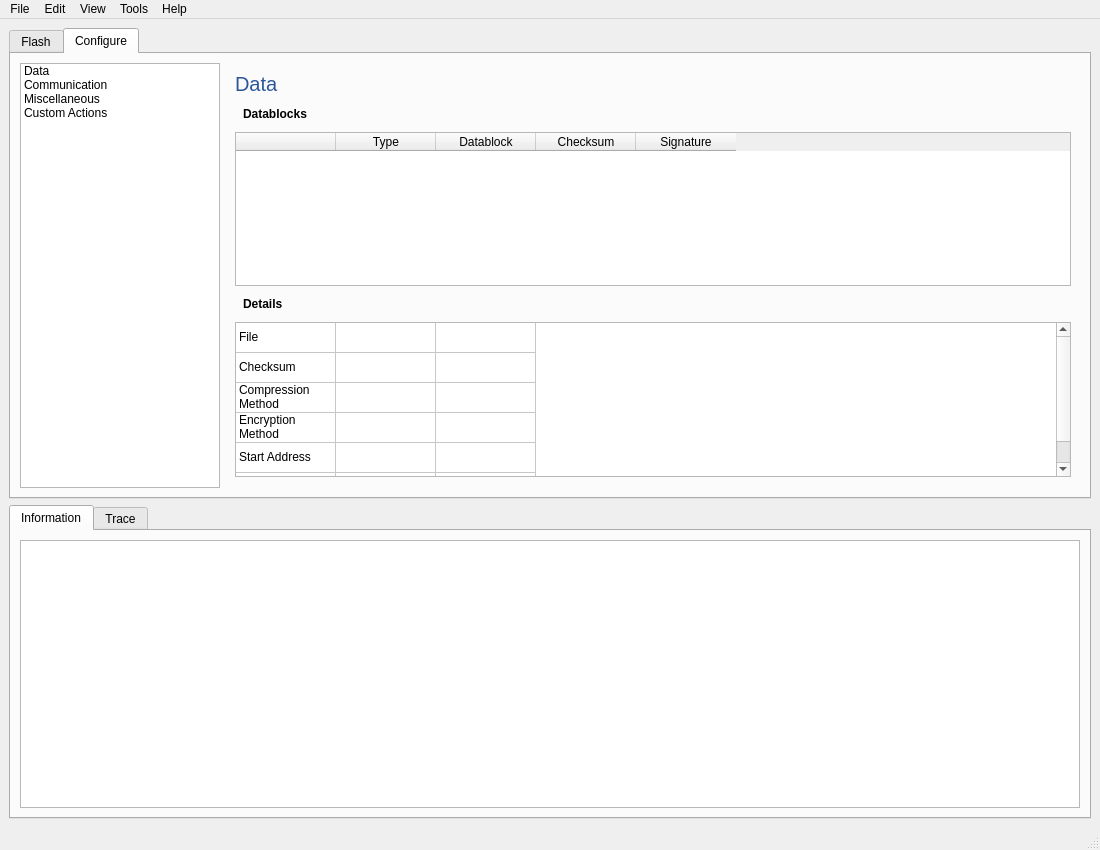
Old version of the form gui/main_window.ui in the repository phuctm012/ECU-Flashing-Tool.
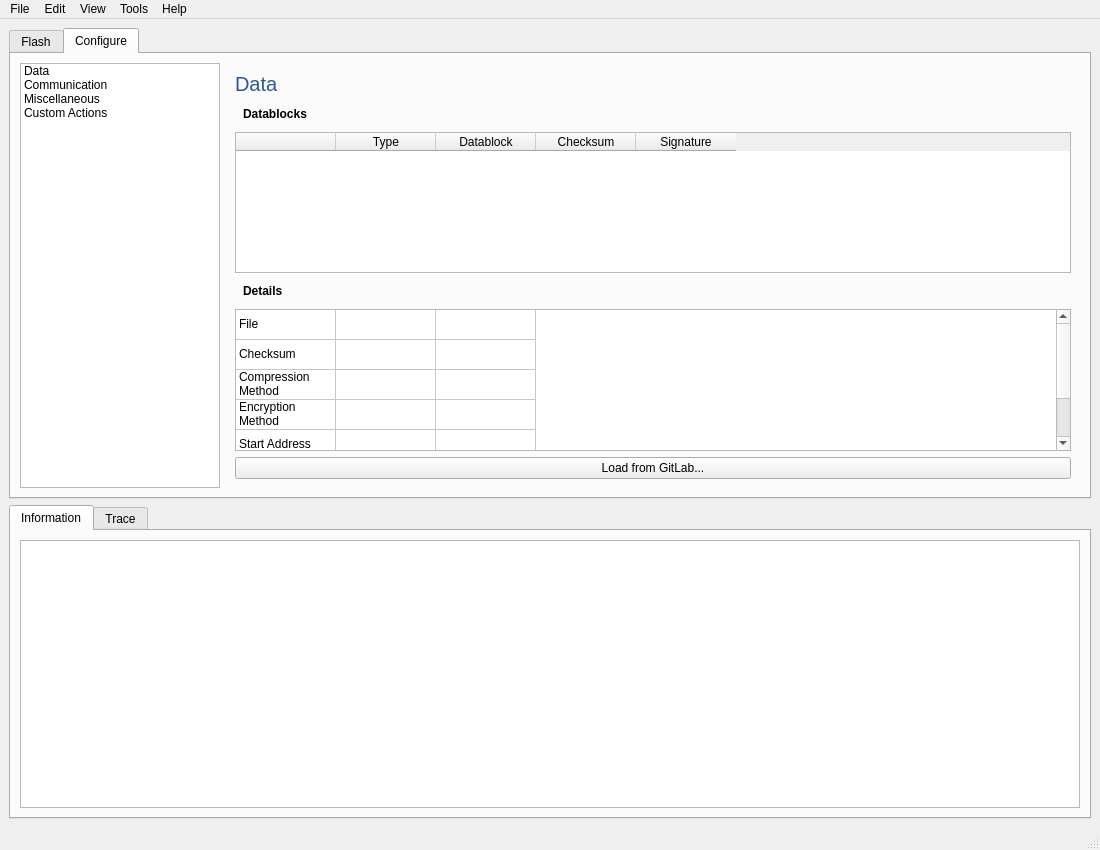
New version of the form. The open tabs and pages were chosen to show the change.

Commit message: Add Load from GitLab entry-point widgets (File menu action + Data page button, unwired)

Diff of the .ui file:
```diff
--- a/gui/main_window.ui
+++ b/gui/main_window.ui
@@ -304,6 +304,13 @@
                </item>
               </widget>
              </item>
+             <item>
+              <widget class="QPushButton" name="buttonLoadFromGitLab">
+               <property name="text">
+                <string>Load from GitLab...</string>
+               </property>
+              </widget>
+             </item>
              <item>
               <spacer name="verticalSpacer">
                <property name="orientation">
```
Left out of the diff: 6 changed lines with no effect on the pictures. The commit also changes 2 other files.
